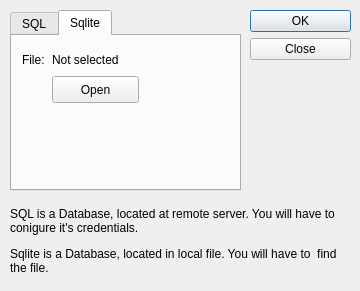
Above: accounting_sql/dialog_selectdb.ui from streamx3/ltr-acc before the change. Below: the same form after it.
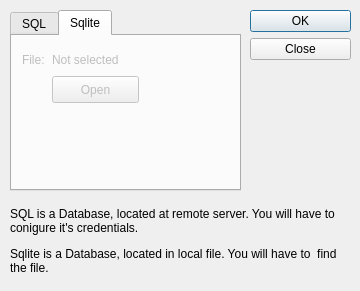
That is the form after the change. The open tabs and pages were chosen to show the change.

What changed in the file:
```diff
--- a/accounting_sql/dialog_selectdb.ui
+++ b/accounting_sql/dialog_selectdb.ui
@@ -30,6 +30,9 @@
    </property>
   </widget>
   <widget class="QTabWidget" name="tabWidget">
+   <property name="enabled">
+    <bool>true</bool>
+   </property>
    <property name="geometry">
     <rect>
      <x>10</x>
@@ -174,6 +177,9 @@
     </widget>
    </widget>
    <widget class="QWidget" name="tab_sqlite">
+    <property name="enabled">
+     <bool>false</bool>
+    </property>
     <attribute name="title">
      <string>Sqlite</string>
     </attribute>
```
